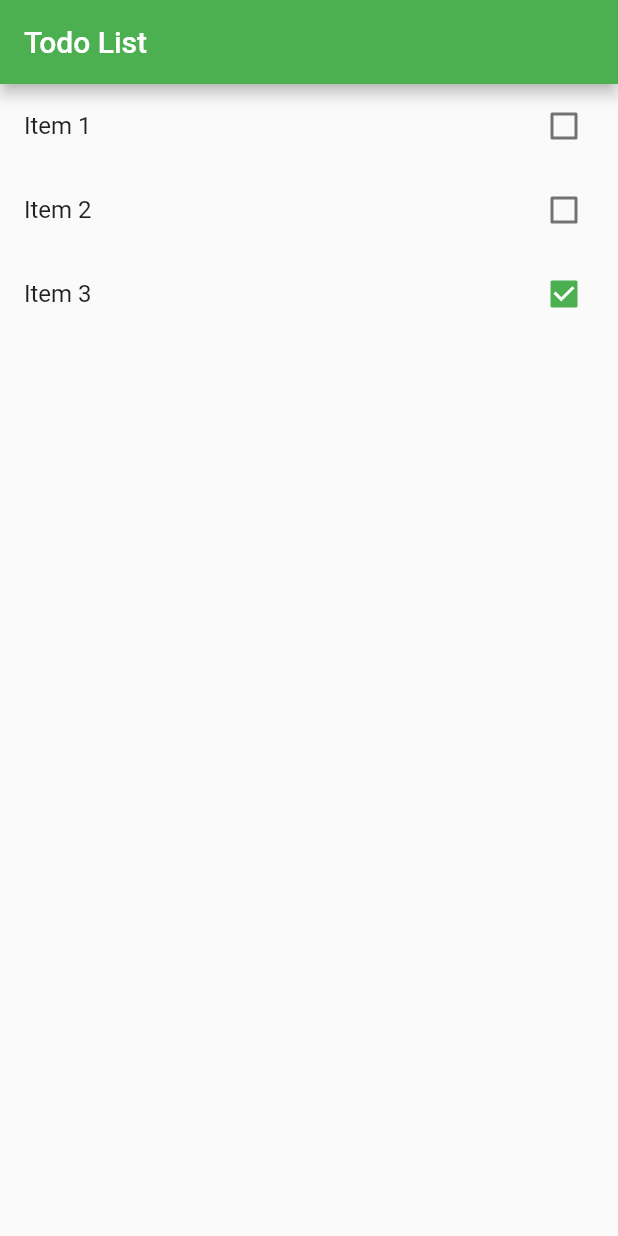
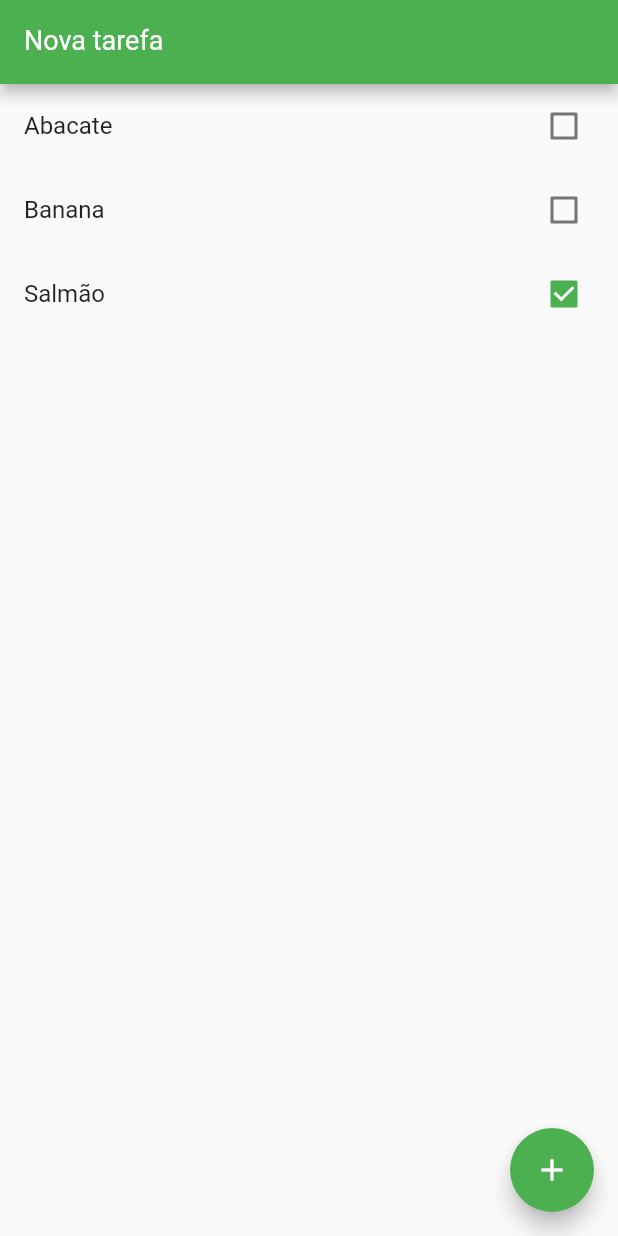
Before and after one commit to isacmoura/todoapp-flutter, a Flutter app: the screen it shows after launch, on a phone screen of 412 x 824 dp. Run offline on Flutter 3.47's test engine with Material 2 defaults, Android fonts, the phone set to English and light mode, and no system bars.

Commit message:
Implements Text Field and Floating Button to add items

```diff
--- a/lib/main.dart
+++ b/lib/main.dart
@@ -21,9 +21,9 @@ class HomePage extends StatefulWidget {
 
   HomePage() {
     items = [];
-    items.add(Item(title: 'Item 1', done: false));
-    items.add(Item(title: 'Item 2', done: false));
-    items.add(Item(title: 'Item 3', done: true));
+    items.add(Item(title: 'Abacate', done: false));
+    items.add(Item(title: 'Banana', done: false));
+    items.add(Item(title: 'Salmão', done: true));
   }
 
   @override
@@ -31,11 +31,36 @@ class HomePage extends StatefulWidget {
 }
 
 class _HomePageState extends State<HomePage> {
+
+  void add() {
+    var message = textController.text;
+
+    if(message.isEmpty) return;
+
+    setState(() {
+      widget.items.add(Item(title: message, done: false));
+
+      textController.clear();
+    });
+  }
+
+  var textController = TextEditingController();
   @override
   Widget build(BuildContext context) {
     return Scaffold(
       appBar: AppBar(
-        title: Text('Todo List'),
+        title: TextFormField(
+          controller: textController,
+          keyboardType: TextInputType.text,
+          style: TextStyle(
+              color: Colors.white,
+              fontSize: 18
+          ),
+          decoration: InputDecoration(
+            labelText: 'Nova tarefa',
+            labelStyle: TextStyle(color: Colors.white)
+          ),
+        ),
       ),
 
       body: ListView.builder(
@@ -54,7 +79,15 @@ class _HomePageState extends State<HomePage> {
             },
           );
         },
-      )
+      ),
+
+      floatingActionButton: FloatingActionButton(
+        onPressed: () {
+          this.add();
+        },
+        child: Icon(Icons.add),
+        backgroundColor: Colors.green,
+      ),
     );
   }
 }
```
Also changed, not shown: 11 other files.
